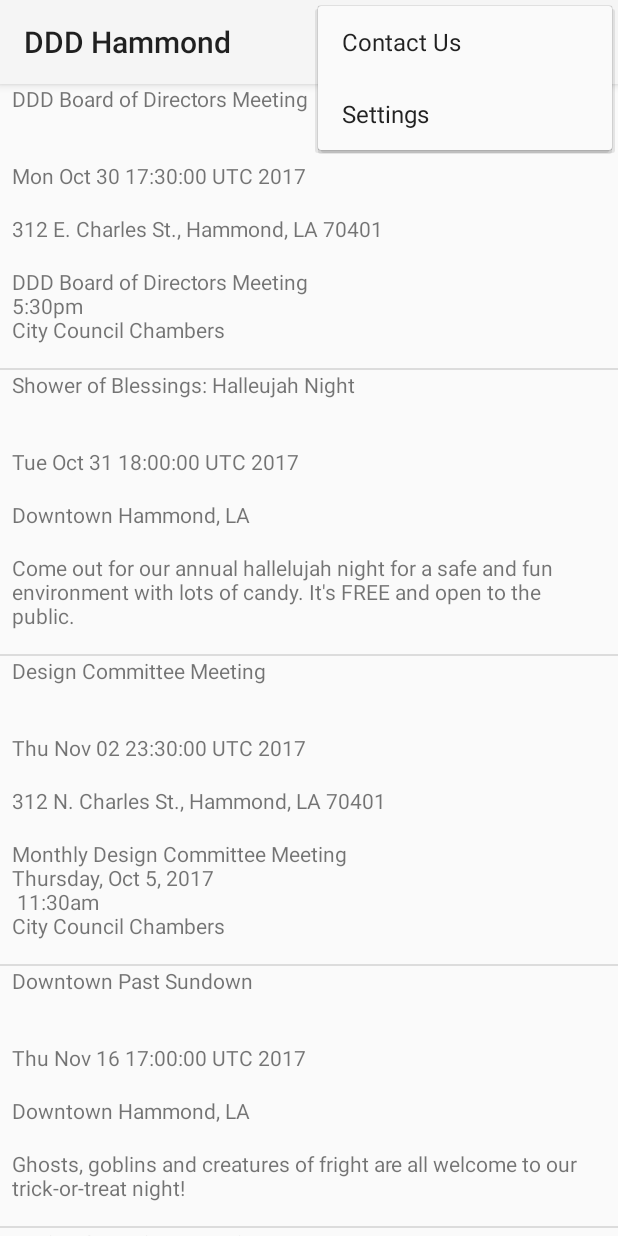
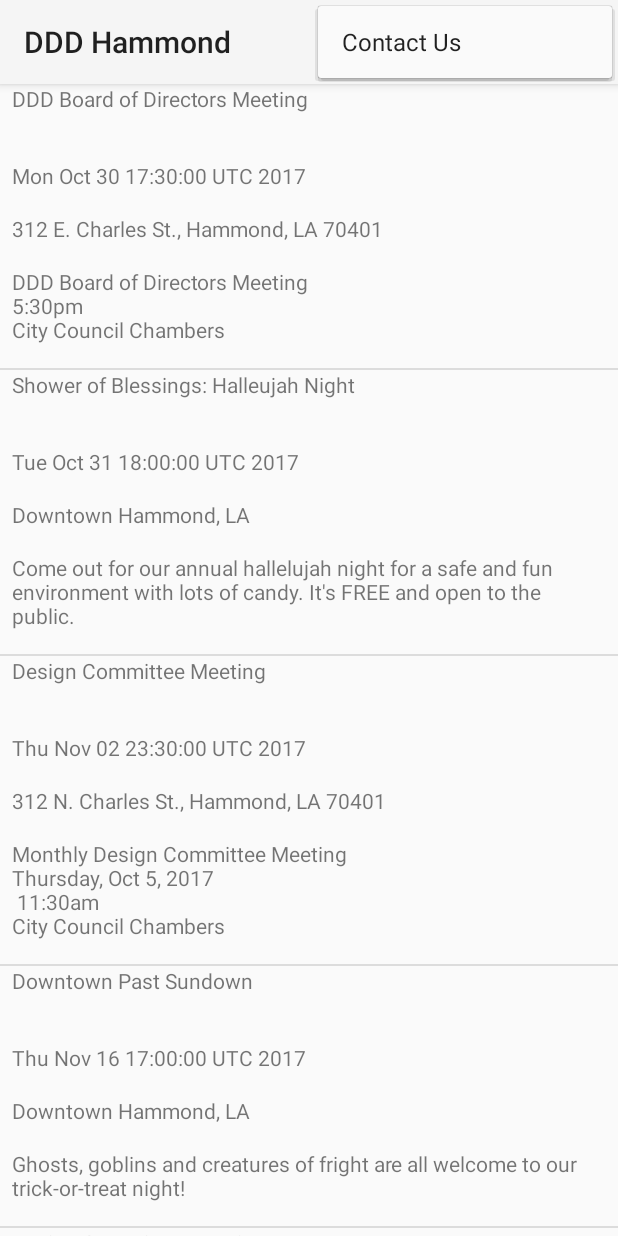
Before and after one commit to ChristianGonzales/Hammond-DDD, an Android app: the screen it shows after launch (MainActivity), with the options menu open, on a phone screen of 412 x 824 dp. Run offline under Robolectric (Android 15) with nearby library versions, the phone set to English and light mode, and no system bars.

Commit message:
Removed the settings tab from the toolbar.

```diff
--- a/HammondDDD/app/src/main/java/edu/selu/cgonzales/hammondddd/MainActivity.java
+++ b/HammondDDD/app/src/main/java/edu/selu/cgonzales/hammondddd/MainActivity.java
@@ -32,9 +32,9 @@ public class MainActivity extends AppCompatActivity {
                     case R.id.action_contact:
                         openContact();
                         return true;
-                    case R.id.action_settings:
-                        System.out.println("Settings");
-                        return true;
+//                    case R.id.action_settings:
+//                        System.out.println("Settings");
+//                        return true;
                 }
                 return false;
             }
--- a/HammondDDD/app/src/main/res/menu/parent_toolbar.xml
+++ b/HammondDDD/app/src/main/res/menu/parent_toolbar.xml
@@ -18,9 +18,9 @@
         android:title="@string/action_contact"
         app:showAsAction="never" />
 
-    <item
-        android:id="@+id/action_settings"
-        android:title="@string/action_settings"
-        app:showAsAction="never" />
+    <!--<item-->
+        <!--android:id="@+id/action_settings"-->
+        <!--android:title="@string/action_settings"-->
+        <!--app:showAsAction="never" />-->
 
 </menu>
```
